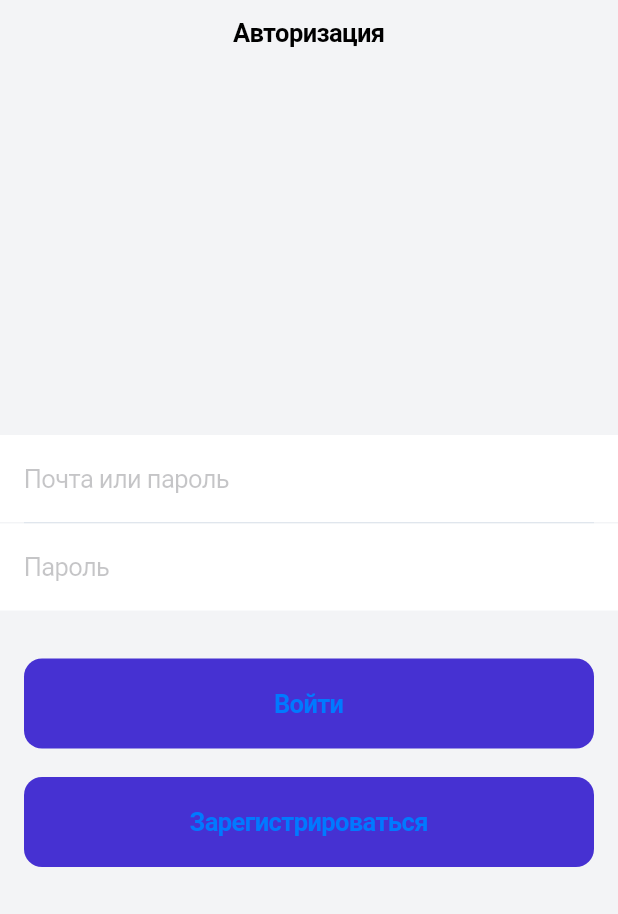
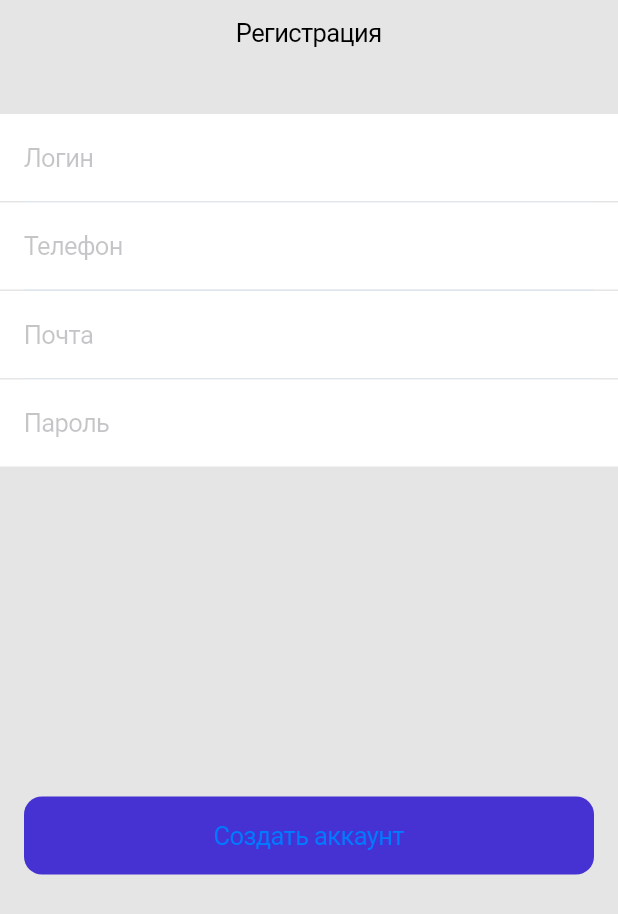
Before and after one commit to gaukhar1987/first_project, a Flutter app: the screen it shows after launch, on a phone screen of 412 x 824 dp. Shown: the top 914 px of the screen. Run offline on Flutter 3.47's test engine with Material 2 defaults, Android fonts, the phone set to English and light mode, and no system bars.

Commit message:
RegisterSreen commit

```diff
--- a/lib/main.dart
+++ b/lib/main.dart
@@ -1,6 +1,7 @@
 import 'package:flutter/cupertino.dart';
 import 'package:flutter/material.dart';
-import 'package:flutter_application_1/scr/screens/auth/auth_screen.dart';
+/*import 'package:flutter_application_1/scr/screens/auth/auth_screen.dart';*/
+import 'package:flutter_application_1/scr/screens/register/register_screen.dart';
 
 void main() {
   runApp(MyApp());
@@ -11,7 +12,7 @@ class MyApp extends StatelessWidget {
   @override
   Widget build(BuildContext context) {
     return CupertinoApp(
-      home: AuthScreen (),
+      home: RegisterSreen (),
     );
   }
 }
--- /dev/null
+++ b/lib/scr/screens/register/register_screen.dart
@@ -0,0 +1,80 @@
+import 'package:flutter/cupertino.dart';
+
+class RegisterSreen extends StatelessWidget {
+  const RegisterSreen({Key? key}) : super(key: key);
+
+  @override
+  Widget build(BuildContext context) {
+    return CupertinoPageScaffold(
+      backgroundColor: Color(0xFFE5E5E5),
+      navigationBar: CupertinoNavigationBar(
+        backgroundColor: CupertinoColors.white,
+        border: Border(),
+        middle: Text('Регистрация',
+        style: TextStyle(fontWeight: FontWeight.normal),),
+      ),
+      child: SafeArea(
+        child: Column(
+            crossAxisAlignment: CrossAxisAlignment.stretch,
+            children: [
+            SizedBox(height: 32,),
+            CupertinoTextField(
+              placeholder: 'Логин',
+              padding: const EdgeInsets.symmetric(horizontal: 16, vertical: 19),
+              decoration: BoxDecoration (
+                color: CupertinoColors.white,
+              ),
+            ),
+            Container(
+              height: 1,
+              color: Color(0xFFE0E6ED),
+              margin: const EdgeInsets.symmetric(horizontal: 16),
+            ),
+            CupertinoTextField(
+              placeholder: 'Телефон',
+              padding: const EdgeInsets.symmetric(horizontal: 16, vertical: 19),
+              decoration: BoxDecoration(
+                color: CupertinoColors.white,
+              ),
+            ),
+            Container(
+              height: 1,
+              color: Color(0xFFE0E6ED),
+              margin: const EdgeInsets.symmetric(horizontal: 16),
+            ),
+            CupertinoTextField(
+              placeholder: 'Почта',
+              padding: const EdgeInsets.symmetric(horizontal: 16,vertical: 19),
+              decoration: BoxDecoration(
+                color: CupertinoColors.white,
+              ),
+            ),
+            Container(
+              height: 1,
+              color: Color(0xFFE0E6ED),
+              margin: const EdgeInsets.symmetric(horizontal: 16),
+            ),
+            CupertinoTextField(
+              placeholder: 'Пароль',
+              padding: const EdgeInsets.symmetric(horizontal: 16,vertical: 19),
+              decoration: BoxDecoration(
+                color: CupertinoColors.white,
+              ),
+            ),
+            Container(height: 220,),
+            Padding(
+              padding: const EdgeInsets.symmetric(horizontal:16),
+              child: CupertinoButton(
+              color: Color(0xFF4631D2),
+              child: Text('Создать аккаунт',
+                    style: TextStyle(fontWeight: FontWeight.normal),
+                    ),
+            onPressed: () {}
+            ),
+            ),
+          ],
+        ),
+      ),
+  );
+  }
+}
```
